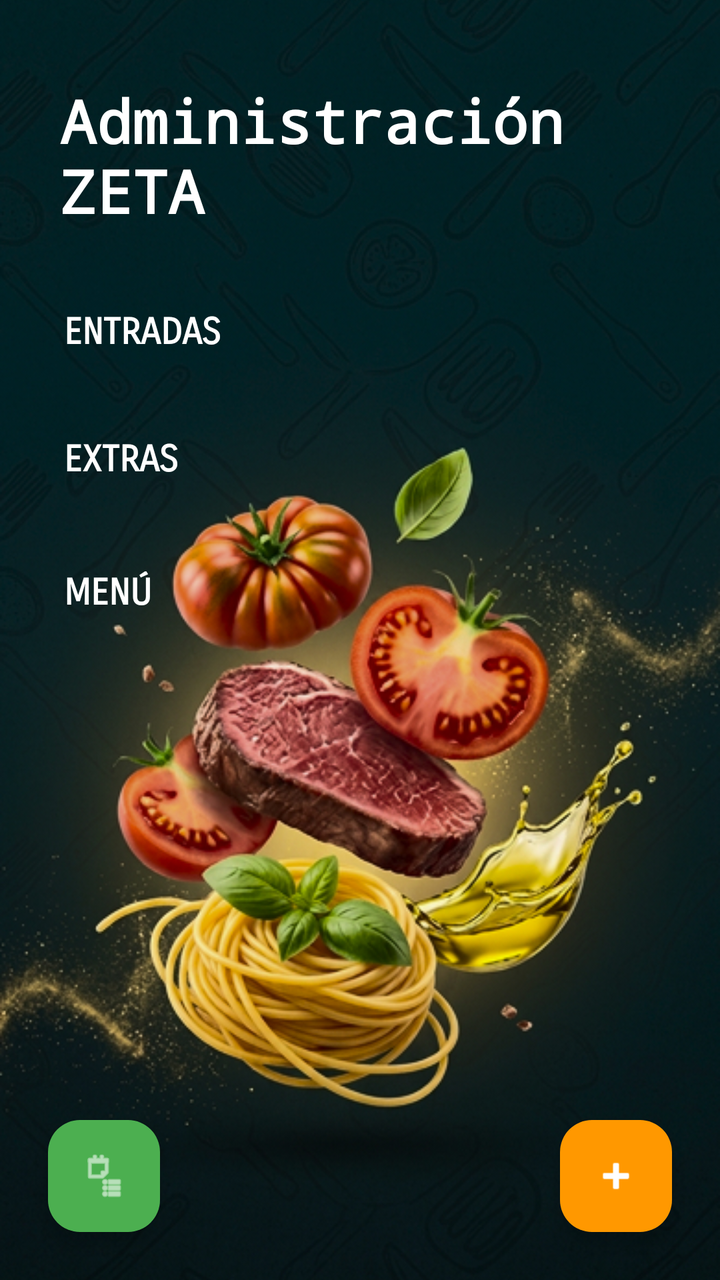
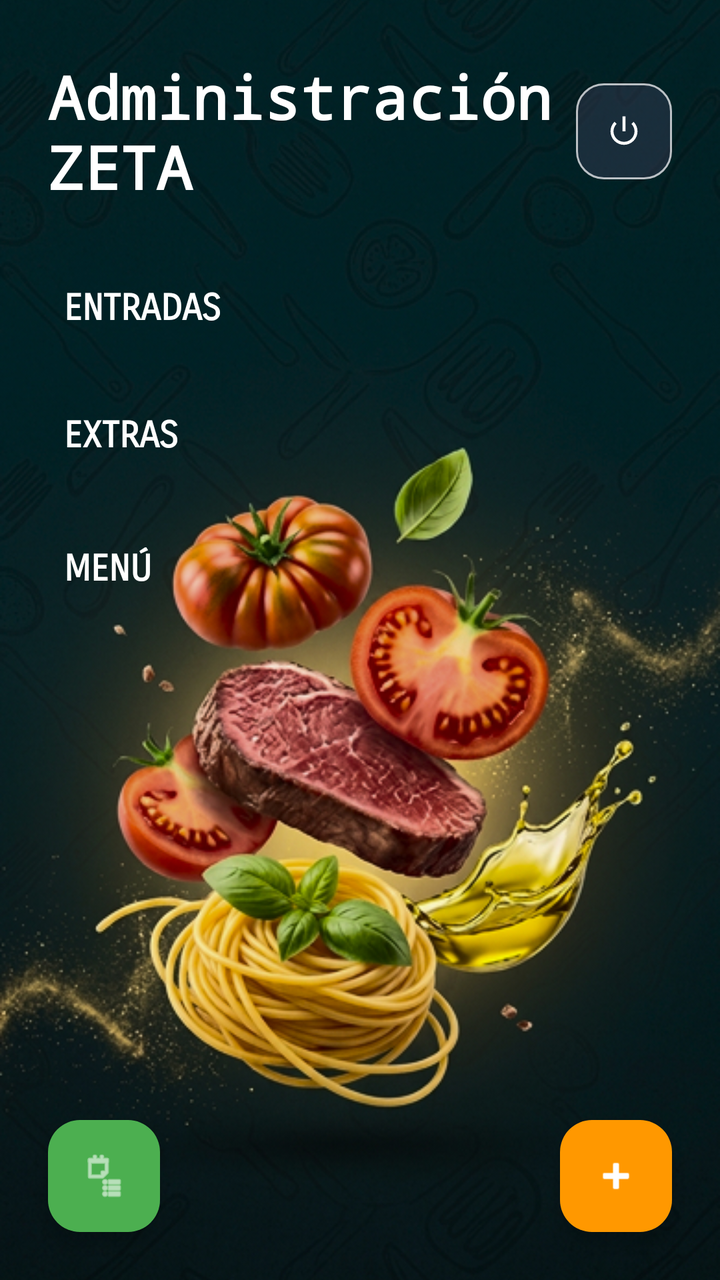

Screens rendered from an Android XML layout before and after an edit, with the pre-edit source and the edit as a unified diff.
<!-- AndroidManifest.xml: application theme Theme.AppZetaAdmin -->
<!-- res/layout/activity_menu.xml -->
<?xml version="1.0" encoding="utf-8"?>
<FrameLayout
    xmlns:android="http://schemas.android.com/apk/res/android"
    xmlns:app="http://schemas.android.com/apk/res-auto"
    xmlns:tools="http://schemas.android.com/tools"
    android:id="@+id/main"
    android:layout_width="match_parent"
    android:layout_height="match_parent"
    tools:context=".AdminMenu.ActivityMenu">

    <ImageView
        android:layout_width="match_parent"
        android:layout_height="match_parent"
        android:contentDescription="@null"
        android:importantForAccessibility="no"
        android:scaleType="centerCrop"
        app:srcCompat="@drawable/fondo_menu" />

    <androidx.core.widget.NestedScrollView
        android:layout_width="match_parent"
        android:layout_height="match_parent"
        android:clipToPadding="false"
        android:fillViewport="true">

        <LinearLayout
            android:layout_width="match_parent"
            android:layout_height="wrap_content"
            android:orientation="vertical"
            android:paddingBottom="120dp">

            <TextView
                android:layout_width="wrap_content"
                android:layout_height="wrap_content"
                android:layout_marginStart="30dp"
                android:layout_marginTop="40dp"
                android:layout_marginEnd="30dp"
                android:layout_marginBottom="40dp"
                android:fontFamily="monospace"
                android:text="@string/admin_menu_title"
                android:textColor="#FFFFFF"
                android:textSize="30sp"
                android:textStyle="bold" />

            <TextView
                android:layout_width="wrap_content"
                android:layout_height="wrap_content"
                android:layout_marginStart="32dp"
                android:layout_marginEnd="32dp"
                android:layout_marginBottom="12dp"
                android:fontFamily="sans-serif-smallcaps"
                android:text="@string/admin_menu_entries_section"
                android:textColor="#FFFFFF"
                android:textSize="18sp"
                android:textStyle="bold" />

            <androidx.recyclerview.widget.RecyclerView
                android:id="@+id/rvEntradas"
                android:layout_width="match_parent"
                android:layout_height="wrap_content"
                android:clipToPadding="false"
                android:nestedScrollingEnabled="false" />

            <TextView
                android:layout_width="wrap_content"
                android:layout_height="wrap_content"
                android:layout_marginStart="32dp"
                android:layout_marginTop="30dp"
                android:layout_marginEnd="32dp"
                android:layout_marginBottom="15dp"
                android:fontFamily="sans-serif-smallcaps"
                android:text="@string/admin_menu_extras_section"
                android:textColor="#FFFFFF"
                android:textSize="18sp"
                android:textStyle="bold" />

            <androidx.recyclerview.widget.RecyclerView
                android:id="@+id/rvExtras"
                android:layout_width="match_parent"
                android:layout_height="wrap_content"
                android:clipToPadding="false"
                android:nestedScrollingEnabled="false" />

            <TextView
                android:layout_width="wrap_content"
                android:layout_height="wrap_content"
                android:layout_marginStart="32dp"
                android:layout_marginTop="30dp"
                android:layout_marginEnd="32dp"
                android:layout_marginBottom="15dp"
                android:fontFamily="sans-serif-smallcaps"
                android:text="@string/admin_menu_dishes_section"
                android:textColor="#FFFFFF"
                android:textSize="18sp"
                android:textStyle="bold" />

            <androidx.recyclerview.widget.RecyclerView
                android:id="@+id/rvMenu"
                android:layout_width="match_parent"
                android:layout_height="wrap_content"
                android:clipToPadding="false"
                android:nestedScrollingEnabled="false" />

        </LinearLayout>

    </androidx.core.widget.NestedScrollView>

    <ProgressBar
        android:id="@+id/progressBarMenu"
        android:layout_width="wrap_content"
        android:layout_height="wrap_content"
        android:layout_gravity="center"
        android:visibility="visible" />

    <com.google.android.material.floatingactionbutton.FloatingActionButton
        android:id="@+id/fabPedidos"
        android:layout_width="wrap_content"
        android:layout_height="wrap_content"
        android:layout_gravity="bottom|start"
        android:layout_margin="24dp"
        android:contentDescription="@string/admin_menu_view_orders"
        app:backgroundTint="#4CAF50"
        app:srcCompat="@android:drawable/ic_menu_agenda"
        app:tint="#FFFFFF" />

    <com.google.android.material.floatingactionbutton.FloatingActionButton
        android:id="@+id/fabAgregarMenu"
        android:layout_width="wrap_content"
        android:layout_height="wrap_content"
        android:layout_gravity="bottom|end"
        android:layout_margin="24dp"
        android:contentDescription="@string/admin_menu_add_product"
        app:backgroundTint="#FF9800"
        app:srcCompat="@android:drawable/ic_input_add"
        app:tint="#FFFFFF" />

</FrameLayout>
<!-- resources referenced by this layout -->
<resources>
  <!-- drawable fondo_menu: jpg bitmap (drawable, 342598 bytes) -->
  <string name="admin_menu_add_product">Agregar producto</string>
  <string name="admin_menu_dishes_section">MENÚ</string>
  <string name="admin_menu_entries_section">ENTRADAS</string>
  <string name="admin_menu_extras_section">EXTRAS</string>
  <string name="admin_menu_title">Administración ZETA</string>
  <string name="admin_menu_view_orders">Ver pedidos</string>
  <style name="Theme.AppZetaAdmin" parent="Base.Theme.AppZetaAdmin" />
  <style name="Base.Theme.AppZetaAdmin" parent="Theme.Material3.DayNight.NoActionBar">
          
          
      </style>
</resources>

<!-- the commit's change to res/layout/activity_menu.xml (unified diff, before → after) -->
@@ -6,7 +6,7 @@
     android:id="@+id/main"
     android:layout_width="match_parent"
     android:layout_height="match_parent"
-    tools:context=".AdminMenu.ActivityMenu">
+    tools:context=".adminmenu.ActivityMenu">
 
     <ImageView
         android:layout_width="match_parent"
@@ -28,18 +28,50 @@
             android:orientation="vertical"
             android:paddingBottom="120dp">
 
-            <TextView
-                android:layout_width="wrap_content"
+            <LinearLayout
+                android:layout_width="match_parent"
                 android:layout_height="wrap_content"
-                android:layout_marginStart="30dp"
-                android:layout_marginTop="40dp"
-                android:layout_marginEnd="30dp"
+                android:layout_marginStart="24dp"
+                android:layout_marginTop="28dp"
+                android:layout_marginEnd="24dp"
                 android:layout_marginBottom="40dp"
-                android:fontFamily="monospace"
-                android:text="@string/admin_menu_title"
-                android:textColor="#FFFFFF"
-                android:textSize="30sp"
-                android:textStyle="bold" />
+                android:gravity="center_vertical"
+                android:orientation="horizontal"
+                android:baselineAligned="false">
+
+                <TextView
+                    android:layout_width="0dp"
+                    android:layout_height="wrap_content"
+                    android:layout_weight="1"
+                    android:fontFamily="monospace"
+                    android:text="@string/admin_menu_title"
+                    android:textColor="@android:color/white"
+                    android:textSize="30sp"
+                    android:textStyle="bold" />
+
+                <com.google.android.material.button.MaterialButton
+                    android:id="@+id/btnCerrarSesion"
+                    android:layout_width="48dp"
+                    android:layout_height="48dp"
+                    android:layout_marginStart="12dp"
+                    android:contentDescription="@string/admin_cerrar_sesion"
+                    android:insetLeft="0dp"
+                    android:insetTop="0dp"
+                    android:insetRight="0dp"
+                    android:insetBottom="0dp"
+                    android:minWidth="0dp"
+                    android:padding="12dp"
+                    android:text=""
+                    app:backgroundTint="#663F435D"
+                    app:cornerRadius="14dp"
+                    app:icon="@android:drawable/ic_lock_power_off"
+                    app:iconGravity="textStart"
+                    app:iconPadding="0dp"
+                    app:iconTint="@android:color/white"
+                    app:strokeColor="#B3FFFFFF"
+                    app:strokeWidth="1dp" />
+
+            </LinearLayout>
 
             <TextView
                 android:layout_width="wrap_content"
<!-- resource entries referenced after the edit -->
@@ -1,6 +1,7 @@
 <!-- resources referenced by this layout -->
 <resources>
   <!-- drawable fondo_menu: jpg bitmap (drawable, 342598 bytes) -->
+  <string name="admin_cerrar_sesion">Cerrar sesión</string>
   <string name="admin_menu_add_product">Agregar producto</string>
   <string name="admin_menu_dishes_section">MENÚ</string>
   <string name="admin_menu_entries_section">ENTRADAS</string>
